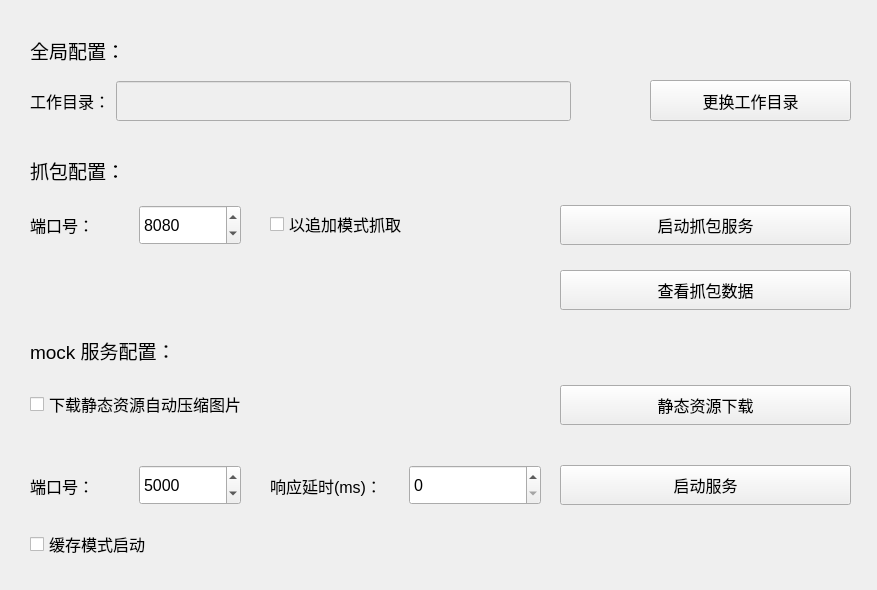
The window that qt_ui/mian_window.ui (ShenWei-HopeNoBug/mock-api-server) describes before a commit, drawn with Qt 5.
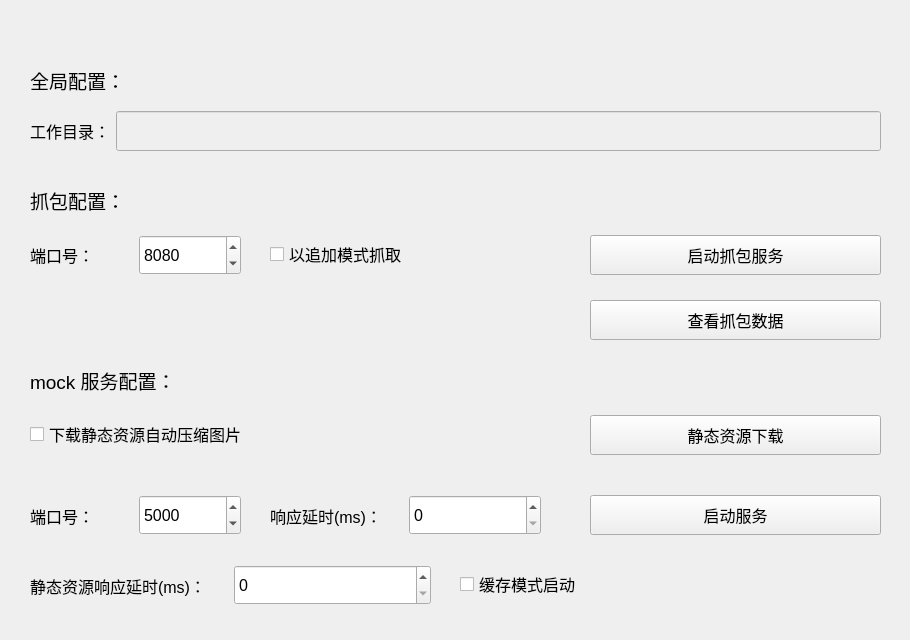
The same window after the commit.

Commit message: 支持静态资源请求响应延时，部分不常用功能移动到菜单栏

Patch:
```diff
--- a/qt_ui/mian_window.ui
+++ b/qt_ui/mian_window.ui
@@ -6,8 +6,8 @@
    <rect>
     <x>0</x>
     <y>0</y>
-    <width>877</width>
-    <height>590</height>
+    <width>910</width>
+    <height>640</height>
    </rect>
   </property>
   <property name="windowTitle">
@@ -16,8 +16,8 @@
   <widget class="QWidget" name="horizontalLayoutWidget">
    <property name="geometry">
     <rect>
-     <x>560</x>
-     <y>460</y>
+     <x>590</x>
+     <y>490</y>
      <width>291</width>
      <height>51</height>
     </rect>
@@ -64,8 +64,8 @@
   <widget class="QWidget" name="horizontalLayoutWidget_2">
    <property name="geometry">
     <rect>
-     <x>560</x>
-     <y>380</y>
+     <x>590</x>
+     <y>410</y>
      <width>291</width>
      <height>51</height>
     </rect>
@@ -98,7 +98,7 @@
    <property name="geometry">
     <rect>
      <x>30</x>
-     <y>460</y>
+     <y>490</y>
      <width>211</width>
      <height>51</height>
     </rect>
@@ -146,8 +146,8 @@
    <property name="geometry">
     <rect>
      <x>30</x>
-     <y>80</y>
-     <width>541</width>
+     <y>110</y>
+     <width>851</width>
      <height>42</height>
     </rect>
    </property>
@@ -190,33 +190,11 @@
     </item>
    </layout>
   </widget>
-  <widget class="QPushButton" name="severWorkDirBrowsePushButton">
-   <property name="geometry">
-    <rect>
-     <x>650</x>
-     <y>80</y>
-     <width>201</width>
-     <height>41</height>
-    </rect>
-   </property>
-   <property name="font">
-    <font>
-     <family>Times New Roman</family>
-     <pointsize>12</pointsize>
-    </font>
-   </property>
-   <property name="cursor">
-    <cursorShape>PointingHandCursor</cursorShape>
-   </property>
-   <property name="text">
-    <string>更换工作目录</string>
-   </property>
-  </widget>
   <widget class="QWidget" name="horizontalLayoutWidget_3">
    <property name="geometry">
     <rect>
      <x>30</x>
-     <y>200</y>
+     <y>230</y>
      <width>211</width>
      <height>50</height>
     </rect>
@@ -276,8 +254,8 @@
    <property name="geometry">
     <rect>
      <x>30</x>
-     <y>330</y>
-     <width>821</width>
+     <y>360</y>
+     <width>851</width>
      <height>40</height>
     </rect>
    </property>
@@ -300,7 +278,7 @@
    <property name="geometry">
     <rect>
      <x>30</x>
-     <y>150</y>
+     <y>180</y>
      <width>521</width>
      <height>40</height>
     </rect>
@@ -324,7 +302,7 @@
    <property name="geometry">
     <rect>
      <x>30</x>
-     <y>30</y>
+     <y>60</y>
      <width>821</width>
      <height>40</height>
     </rect>
@@ -347,8 +325,8 @@
   <widget class="QWidget" name="horizontalLayoutWidget_6">
    <property name="geometry">
     <rect>
-     <x>560</x>
-     <y>200</y>
+     <x>590</x>
+     <y>230</y>
      <width>291</width>
      <height>51</height>
     </rect>
@@ -381,7 +359,7 @@
    <property name="geometry">
     <rect>
      <x>270</x>
-     <y>200</y>
+     <y>230</y>
      <width>251</width>
      <height>48</height>
     </rect>
@@ -407,8 +385,8 @@
   <widget class="QCheckBox" name="cacheCheckBox">
    <property name="geometry">
     <rect>
-     <x>30</x>
-     <y>520</y>
+     <x>460</x>
+     <y>560</y>
      <width>211</width>
      <height>48</height>
     </rect>
@@ -435,7 +413,7 @@
    <property name="geometry">
     <rect>
      <x>30</x>
-     <y>380</y>
+     <y>410</y>
      <width>381</width>
      <height>48</height>
     </rect>
@@ -461,8 +439,8 @@
   <widget class="QPushButton" name="dataPreviewButton">
    <property name="geometry">
     <rect>
-     <x>560</x>
-     <y>270</y>
+     <x>590</x>
+     <y>300</y>
      <width>291</width>
      <height>40</height>
     </rect>
@@ -489,7 +467,7 @@
    <property name="geometry">
     <rect>
      <x>270</x>
-     <y>460</y>
+     <y>490</y>
      <width>271</width>
      <height>51</height>
     </rect>
@@ -527,6 +505,48 @@
     </item>
    </layout>
   </widget>
+  <widget class="QWidget" name="horizontalLayoutWidget_8">
+   <property name="geometry">
+    <rect>
+     <x>30</x>
+     <y>560</y>
+     <width>401</width>
+     <height>51</height>
+    </rect>
+   </property>
+   <layout class="QHBoxLayout" name="horizontalLayout_8">
+    <item>
+     <widget class="QLabel" name="label_8">
+      <property name="font">
+       <font>
+        <pointsize>12</pointsize>
+       </font>
+      </property>
+      <property name="text">
+       <string>静态资源响应延时(ms)：</string>
+      </property>
+     </widget>
+    </item>
+    <item>
+     <widget class="QSpinBox" name="staticDelaySpinBox">
+      <property name="minimumSize">
+       <size>
+        <width>0</width>
+        <height>40</height>
+       </size>
+      </property>
+      <property name="font">
+       <font>
+        <pointsize>12</pointsize>
+       </font>
+      </property>
+      <property name="maximum">
+       <number>120000</number>
+      </property>
+     </widget>
+    </item>
+   </layout>
+  </widget>
  </widget>
  <resources/>
  <connections/>
```
The commit also changes 4 other files.
